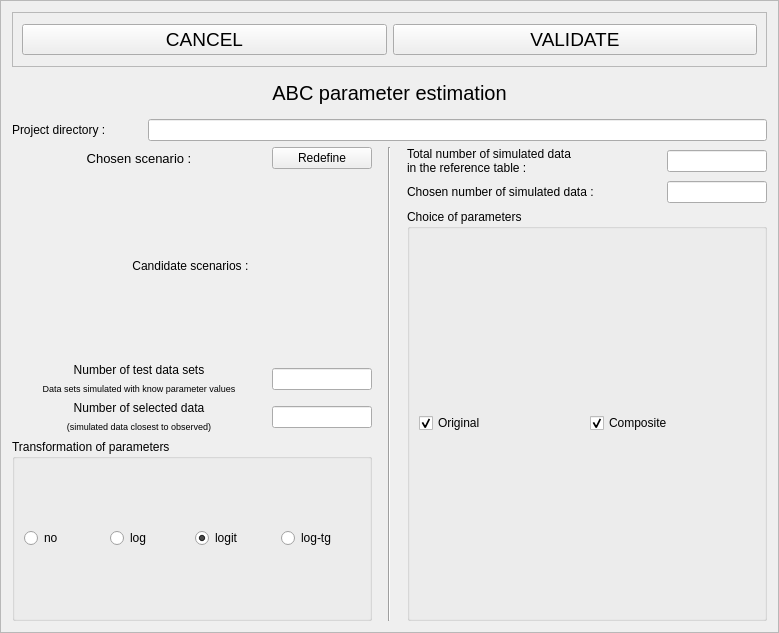
This is python_interface/uis/setupEstimationBias.ui in cbgp/diyabc as Qt 5 draws it before an edit. The edited form follows.
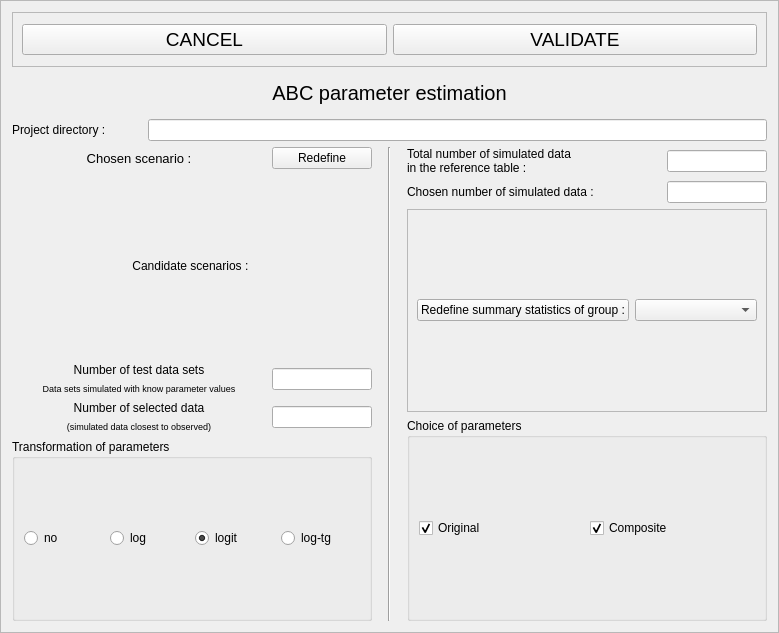
This is the edited form.

Commit message: redef sumstat mod check en cours, RAF : init groupCombo et maj analysis

Diff of the .ui file:
```diff
--- a/python_interface/uis/setupEstimationBias.ui
+++ b/python_interface/uis/setupEstimationBias.ui
@@ -531,7 +531,29 @@
         </layout>
        </item>
        <item>
-        <widget class="QGroupBox" name="groupBox">
+        <widget class="QFrame" name="redefSumStatsFrame">
+         <property name="frameShape">
+          <enum>QFrame::StyledPanel</enum>
+         </property>
+         <property name="frameShadow">
+          <enum>QFrame::Raised</enum>
+         </property>
+         <layout class="QHBoxLayout" name="horizontalLayout_8">
+          <item>
+           <widget class="QPushButton" name="redefSumStatsButton">
+            <property name="text">
+             <string>Redefine summary statistics of group :</string>
+            </property>
+           </widget>
+          </item>
+          <item>
+           <widget class="QComboBox" name="redefSumStatsCombo"/>
+          </item>
+         </layout>
+        </widget>
+       </item>
+       <item>
+        <widget class="QGroupBox" name="paramChoiceBox">
          <property name="title">
           <string>Choice of parameters</string>
          </property>
```
The commit also changes 5 other files.
